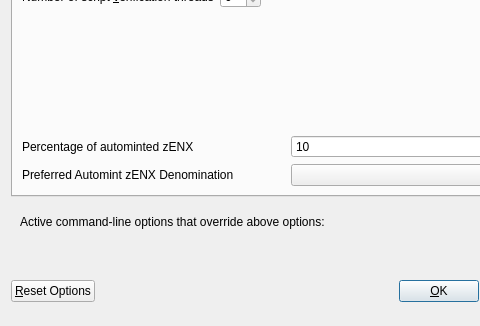
The window that src/qt/forms/optionsdialog.ui (SmandeP/bib) describes before a commit, drawn with Qt 5; both pictures show x 0 to 480 and y 116 to 442 of the 576 by 442 pixel window.
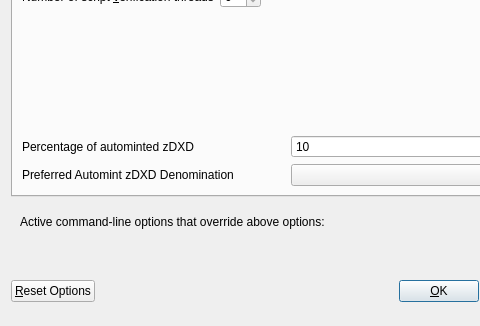
The same window after the commit. Custom widgets are drawn as their Qt base class.

Diff of the .ui file:
```diff
--- a/src/qt/forms/optionsdialog.ui
+++ b/src/qt/forms/optionsdialog.ui
@@ -138,7 +138,7 @@
             <string>Percentage of incoming ENX which get automatically converted to zENX via Zerocoin Protocol (min: 10%)</string>
            </property>
            <property name="text">
-            <string>Percentage of autominted zENX</string>
+            <string>Percentage of autominted zDXD</string>
            </property>
           </widget>
          </item>
@@ -171,7 +171,7 @@
             <string>Wait with automatic conversion to Zerocoin until enough ENX for this denomination is available</string>
            </property>
            <property name="text">
-            <string>Preferred Automint zENX Denomination</string>
+            <string>Preferred Automint zDXD Denomination</string>
            </property>
           </widget>
          </item>
```
Left out of the diff: 6 changed lines with no effect on the pictures.
